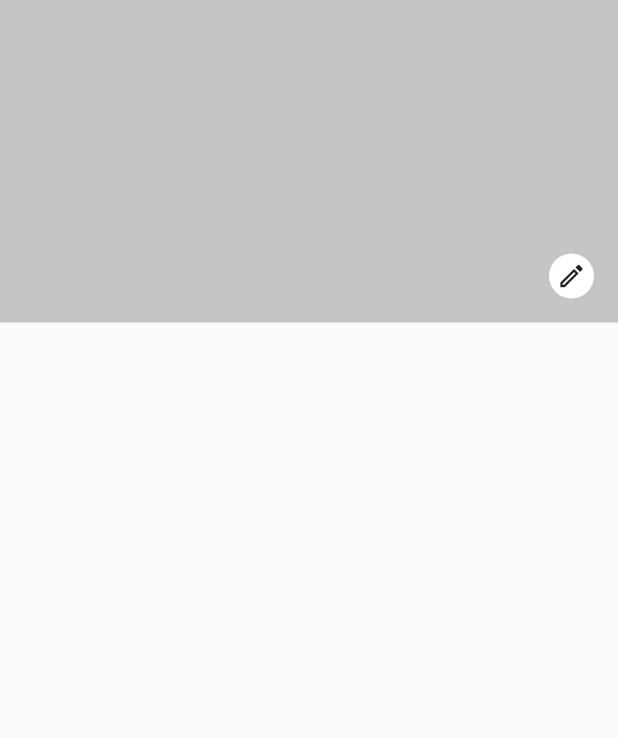
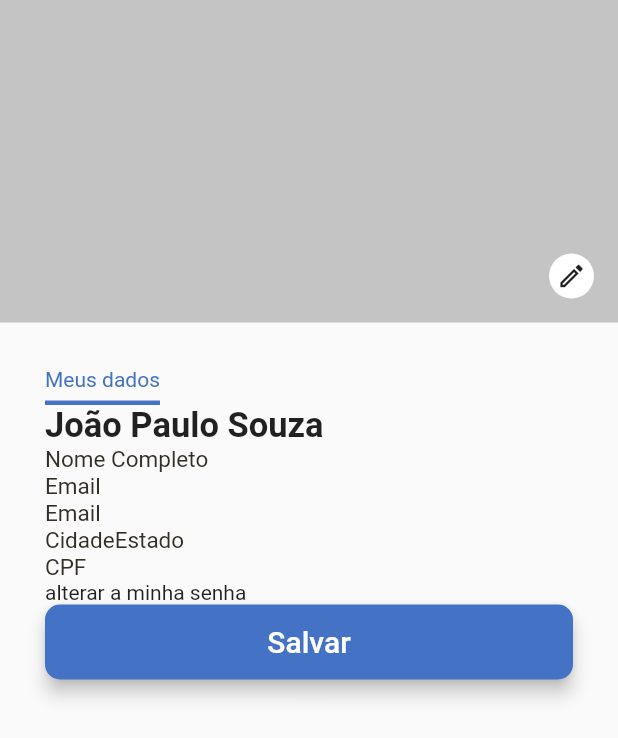
Before and after one commit to Gustavotc/psel-shinier-2021, a Flutter app: the ProfileScreen screen opened directly, on a phone screen of 412 x 824 dp. Shown: the top 738 px of the screen. Run offline on Flutter 3.47's test engine with Material 2 defaults, Android fonts, the phone set to English and light mode, and no system bars.

Commit message:
Commit: initial profile page design

```diff
--- a/lib/Screens/Profile/components/body.dart
+++ b/lib/Screens/Profile/components/body.dart
@@ -1,5 +1,9 @@
 import 'package:flutter/material.dart';
 import 'package:psel_shinier_2021/Screens/Profile/components/profile_header.dart';
+import 'package:psel_shinier_2021/Screens/Profile/components/profile_label_text.dart';
+import 'package:psel_shinier_2021/components/CustomButton.dart';
+
+import 'custom_text_myprofile.dart';
 
 //Class to create Profile Page Body
 class Body extends StatefulWidget {
@@ -12,12 +16,37 @@ class Body extends StatefulWidget {
 class _BodyState extends State<Body> {
   @override
   Widget build(BuildContext context) {
-
     Size size = MediaQuery.of(context).size; //Screen size variable
 
     return Column(
+      crossAxisAlignment: CrossAxisAlignment.start,
       children: <Widget>[
         ProfileHeader(),
+        Padding(
+          padding: EdgeInsets.all(30),
+          child: Column(
+            crossAxisAlignment: CrossAxisAlignment.start,
+            mainAxisSize: MainAxisSize.max,
+            children: <Widget>[
+              CustomTextMyProfile(),
+              Text("João Paulo Souza", style: TextStyle(fontWeight: FontWeight.bold, fontSize: 23),
+              ),
+              ProfileLabelText(text: "Nome Completo"),
+              //Name
+              ProfileLabelText(text: "Email"),
+              ProfileLabelText(text: "Email"),
+              Row(
+                children: <Widget>[
+                  ProfileLabelText(text: "Cidade"),
+                  ProfileLabelText(text: "Estado"),
+                ],
+              ),
+              ProfileLabelText(text: "CPF"),
+              Text("alterar a minha senha"),
+              CustomButton(text: "Salvar", onPressed: () {/* To-Do onPressed */})
+            ],
+          ),
+        ),
       ],
     );
   }
--- /dev/null
+++ b/lib/Screens/Profile/components/custom_text_myprofile.dart
@@ -0,0 +1,30 @@
+import 'package:flutter/material.dart';
+
+class CustomTextMyProfile extends StatelessWidget {
+  const CustomTextMyProfile({
+    Key key,
+  }) : super(key: key);
+
+  @override
+  Widget build(BuildContext context) {
+    return Container(
+      decoration: BoxDecoration(
+          border: Border(
+        bottom: BorderSide(
+          color: Color(0xff4472C4),
+          width: 3,
+        ),
+      )),
+      child: Padding(
+        padding: const EdgeInsets.only(bottom: 6.0),
+        child: Text(
+          "Meus dados",
+          style: TextStyle(
+            color: Color(0xff4472C4),
+            ),
+            textAlign: TextAlign.start,
+        ),
+      ),
+    );
+  }
+}
--- /dev/null
+++ b/lib/Screens/Profile/components/profile_label_text.dart
@@ -0,0 +1,21 @@
+import 'package:flutter/material.dart';
+
+class ProfileLabelText extends StatelessWidget {
+
+  final String text;
+
+  const ProfileLabelText({
+    @required this.text
+  });
+
+  @override
+  Widget build(BuildContext context) {
+    return Text(
+      text,
+      style: TextStyle(
+        fontSize: 15,
+        color: Color(0xff332F27)
+        ),
+        );
+  }
+}
--- a/lib/main.dart
+++ b/lib/main.dart
@@ -1,4 +1,5 @@
 import 'package:flutter/material.dart';
+import 'package:psel_shinier_2021/Screens/Profile/profile_screen.dart';
 
 
 import 'Screens/Home/home_screen.dart';
@@ -6,7 +7,7 @@ import 'Screens/Home/home_screen.dart';
 void main() {
   runApp(MaterialApp(
     title: "Processo Seletivo",
-    home: HomeScreen(),
+    home: ProfileScreen(),
     debugShowCheckedModeBanner: false,
   ));
 }
```
